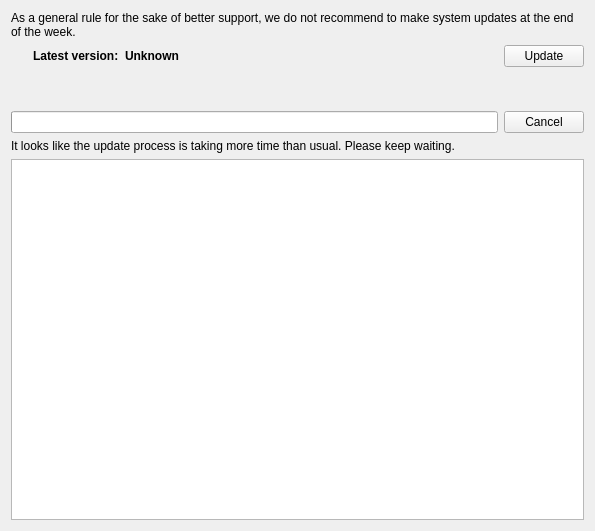
First picture: the form in client/src/ui/widgets/server_updates_widget.ui, repository networkoptix/nx_open, before the edit.
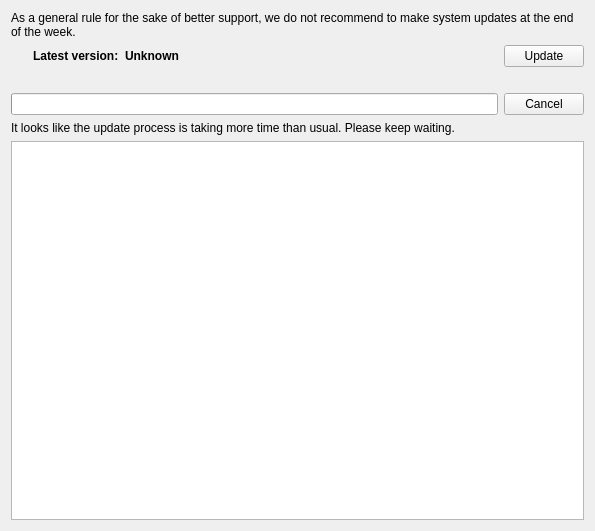
Second picture: the form after the edit. Custom widgets are drawn as their Qt base class.

Commit message:
(Issue #3871) :  Refactor "Update Status" on "Updates dialog"
Painting stages

<==== Mercurial data ====>
Branch: master

```diff
--- a/client/src/ui/widgets/server_updates_widget.ui
+++ b/client/src/ui/widgets/server_updates_widget.ui
@@ -92,6 +92,18 @@
    <item>
     <widget class="QWidget" name="detailWidget" native="true">
      <layout class="QHBoxLayout" name="horizontalLayout_2">
+      <property name="leftMargin">
+       <number>0</number>
+      </property>
+      <property name="topMargin">
+       <number>0</number>
+      </property>
+      <property name="rightMargin">
+       <number>0</number>
+      </property>
+      <property name="bottomMargin">
+       <number>0</number>
+      </property>
       <item>
        <widget class="QLabel" name="detailLabel">
         <property name="text">
```
The commit also changes 5 other files.
